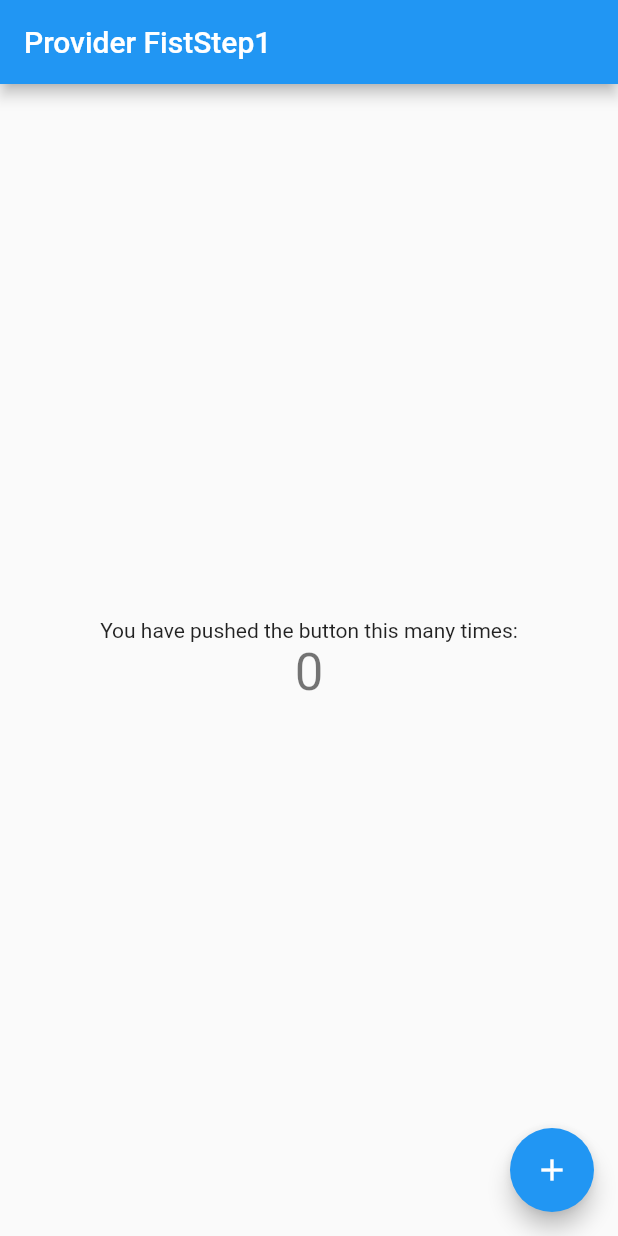
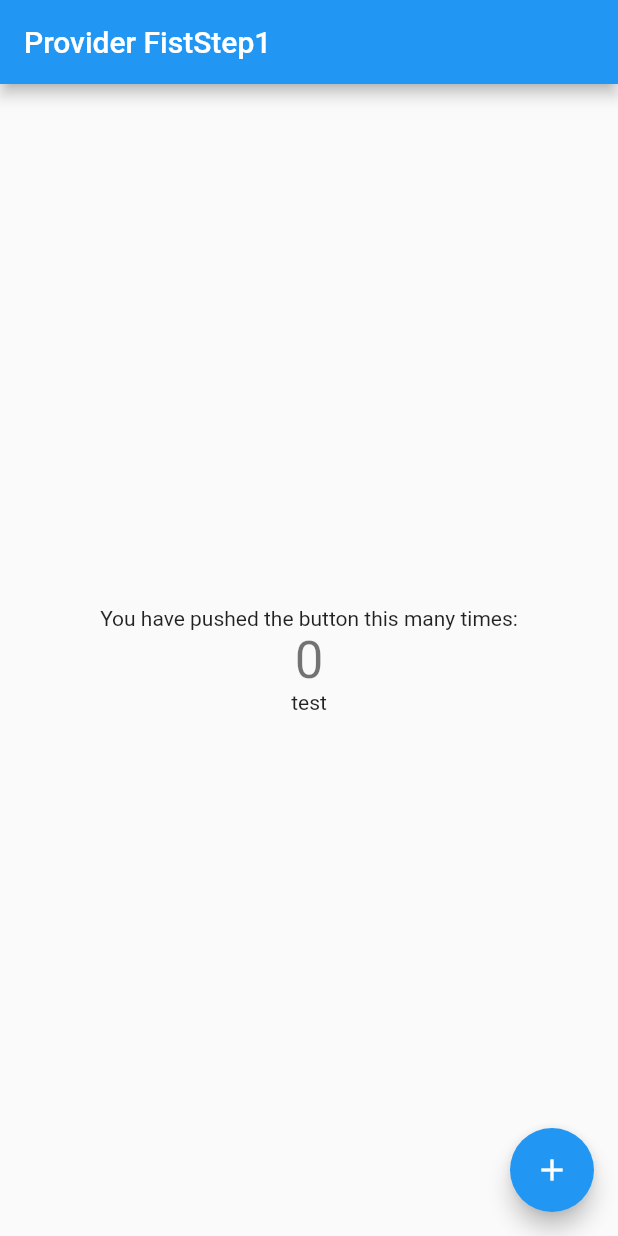
Before and after one commit to tomoki1590/riverpod-practice, a Flutter app: the screen it shows after launch, on a phone screen of 412 x 824 dp. Run offline on Flutter 3.47's test engine with Material 2 defaults, Android fonts, the phone set to English and light mode, and no system bars; our stand-ins replace flutter_riverpod.

Commit message:
text  test add

```diff
--- a/lib/main.dart
+++ b/lib/main.dart
@@ -51,6 +51,7 @@ class _MyHomePageState extends ConsumerState<MyHomePage> {
               ref.watch(countProvider).toString(),
               style: Theme.of(context).textTheme.headline4,
             ),
+            Text("test")
           ],
         ),
       ),
```
